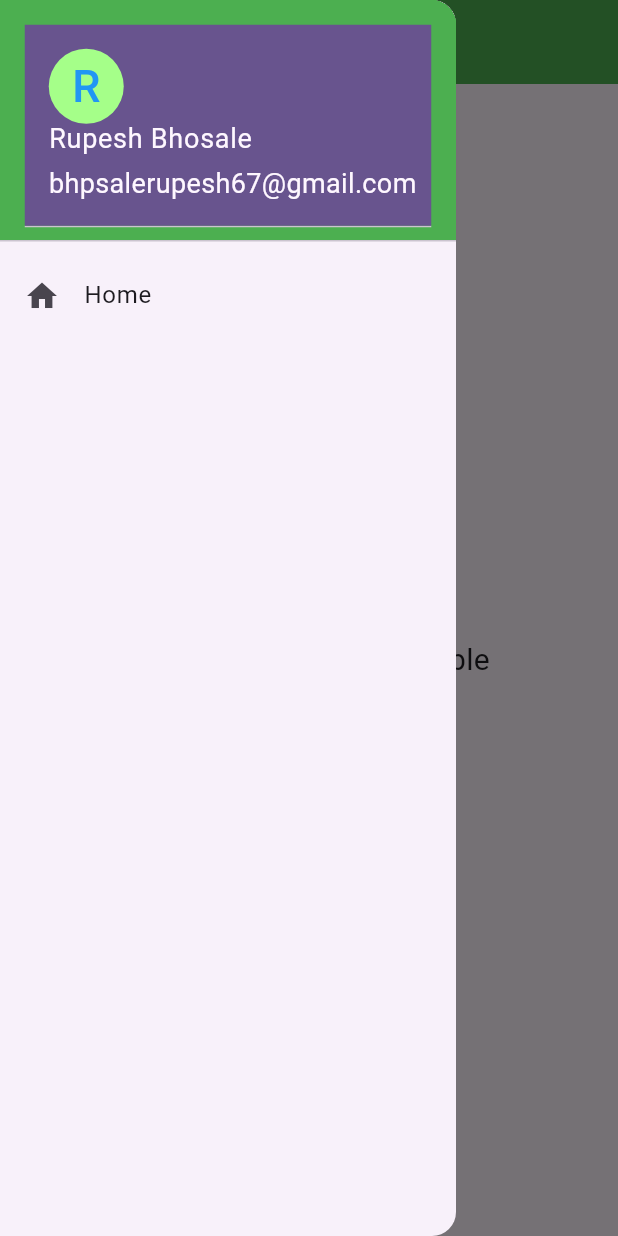
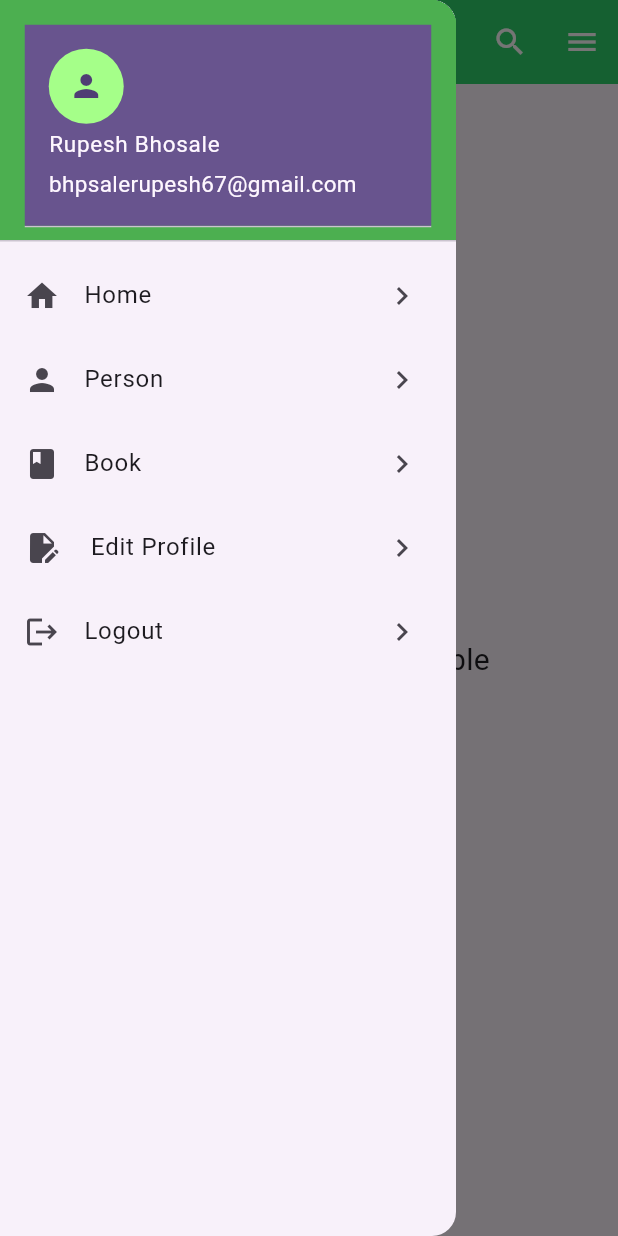
Before and after one commit to rupesh2004/FlutterDrawer, a Flutter app: the screen it shows after launch, with the side drawer open, on a phone screen of 412 x 824 dp. Run offline on Flutter 3.47's test engine with Material 3 defaults, Android fonts, the phone set to English and light mode, and no system bars.

Commit message:
31-01-2024

```diff
--- a/lib/main.dart
+++ b/lib/main.dart
@@ -12,22 +12,8 @@ class MyApp extends StatelessWidget {
   Widget build(BuildContext context) {
     return MaterialApp(
       title: 'Flutter Demo',
+      debugShowCheckedModeBanner: false,
       theme: ThemeData(
-        // This is the theme of your application.
-        //
-        // TRY THIS: Try running your application with "flutter run". You'll see
-        // the application has a purple toolbar. Then, without quitting the app,
-        // try changing the seedColor in the colorScheme below to Colors.green
-        // and then invoke "hot reload" (save your changes or press the "hot
-        // reload" button in a Flutter-supported IDE, or press "r" if you used
-        // the command line to start the app).
-        //
-        // Notice that the counter didn't reset back to zero; the application
-        // state is not lost during the reload. To reset the state, use hot
-        // restart instead.
-        //
-        // This works for code too, not just values: Most code changes can be
-        // tested with just a hot reload.
         colorScheme: ColorScheme.fromSeed(seedColor: Colors.deepPurple),
         useMaterial3: true,
       ),
@@ -39,15 +25,6 @@ class MyApp extends StatelessWidget {
 class MyHomePage extends StatefulWidget {
   const MyHomePage({super.key, required this.title});
 
-  // This widget is the home page of your application. It is stateful, meaning
-  // that it has a State object (defined below) that contains fields that affect
-  // how it looks.
-
-  // This class is the configuration for the state. It holds the values (in this
-  // case the title) provided by the parent (in this case the App widget) and
-  // used by the build method of the State. Fields in a Widget subclass are
-  // always marked "final".
-
   final String title;
 
   @override
@@ -55,19 +32,52 @@ class MyHomePage extends StatefulWidget {
 }
 
 class _MyHomePageState extends State<MyHomePage> {
+    final Color appBarColor = Color.fromARGB(255, 45, 210, 106);
+
   @override
   Widget build(BuildContext context) {
     return Scaffold(
       appBar: AppBar(
-      title: Text("Student Login"),
-      backgroundColor: Colors.green,
+        title: const Text("WhatsApp",
+        style: TextStyle(
+          color: Colors.white,
+        ),
+        ),
+        backgroundColor: appBarColor,
+        actions: <Widget>[
+          IconButton(
+            onPressed: () {
+              ScaffoldMessenger.of(context).showSnackBar(
+                  const SnackBar(content: Text("This is Camera")));
+            },
+            icon: const Icon(Icons.camera_alt_outlined,color: Colors.white,),
+            tooltip: "Camera",
+          ),
+          IconButton(
+            onPressed: () {
+              ScaffoldMessenger.of(context).showSnackBar(
+                  const SnackBar(content: Text("Search a perfect match")));
+            },
+            icon: Icon(Icons.search,color: Colors.white,),
+            tooltip: "Search",
+          ),
+          IconButton(
+              onPressed: () {
+                ScaffoldMessenger.of(context).showSnackBar(
+                    const SnackBar(content: Text("Other Options")));
+              },
+              icon: Icon(Icons.menu,color: Colors.white,)
+              )
+        ],
       ),
       body: Center(
         child: Container(
-        child: Text("Student Drawer is Invisible",
+          child: Text(
+            "Student Drawer is Invisible",
             style: TextStyle(
               fontSize: 20,
-        ),),
+            ),
+          ),
         ),
       ),
       drawer: Drawer(
@@ -80,31 +90,85 @@ class _MyHomePageState extends State<MyHomePage> {
               ),
               child: UserAccountsDrawerHeader(
                 accountName: Text(
-              "Rupesh Bhosale",style: TextStyle(fontSize: 18),
+                  "Rupesh Bhosale",
+                  style: TextStyle(fontSize: 15),
                 ),
                 accountEmail: Text(
-                "bhpsalerupesh67@gmail.com",style: TextStyle(fontSize: 18),
+                  "bhpsalerupesh67@gmail.com",
+                  style: TextStyle(fontSize: 15),
                 ),
                 currentAccountPictureSize: Size.square(50),
                 margin: EdgeInsets.all(0.5),
                 currentAccountPicture: CircleAvatar(
                     backgroundColor: Color.fromARGB(255, 165, 255, 137),
-                child: Text(
-					        "R",
-					        style: TextStyle(fontSize: 30.0, color: Colors.blue),
-				        )
-              ),
+                    child: Icon(Icons.person)),
               ),
             ),
             ListTile(
               leading: Icon(Icons.home),
+              trailing: Icon(Icons.keyboard_arrow_right),
               title: Text('Home'),
-            onTap: (){
-
+              onTap: () {
+                ScaffoldMessenger.of(context).showSnackBar(
+                    const SnackBar(content: Text("This is home")));
+                Navigator.pop(context);
+              },
+            ),
+            ListTile(
+              leading: Icon(Icons.person),
+              title: Text("Person"),
+              trailing: Icon(Icons.keyboard_arrow_right),
+              onTap: () {
+                ScaffoldMessenger.of(context).showSnackBar(
+                    const SnackBar(content: Text("This is person tab")));
+                Navigator.pop(context);
+              },
+            ),
+            ListTile(
+              leading: Icon(Icons.book),
+              trailing: Icon(Icons.keyboard_arrow_right),
+              title: Text("Book"),
+              onTap: () => {
+                showDialog(
+                  context: context,
+                  builder: (BuildContext context) {
+                    return AlertDialog(
+                      title: Text("Book Space"),
+                      content: Text("Online booking is closed"),
+                      actions: <Widget>[
+                        TextButton(
+                          onPressed: () {
+                            Navigator.of(context).pop();
+                          },
+                          child: Text("Close"),
+                        ),
+                      ],
+                    );
+                  },
+                )
+              },
+            ),
+            ListTile(
+              leading: const Icon(Icons.edit_document),
+              trailing: Icon(Icons.keyboard_arrow_right),
+              title: const Text(' Edit Profile '),
+              onTap: () {
+                ScaffoldMessenger.of(context).showSnackBar(
+                    const SnackBar(content: Text("This is edit profile tab")));
+                Navigator.pop(context);
+              },
+            ),
+            ListTile(
+              title: Text("Logout"),
+              leading: Icon(Icons.logout),
+              trailing: Icon(Icons.keyboard_arrow_right),
+              onTap: () {
+                ScaffoldMessenger.of(context).showSnackBar(
+                    const SnackBar(content: Text("Logout Successfully")));
+                Navigator.pop(context);
               },
             )
           ],
-
         ),
       ),
     );
```
Lines whose indentation alone changed are shown as unchanged.
